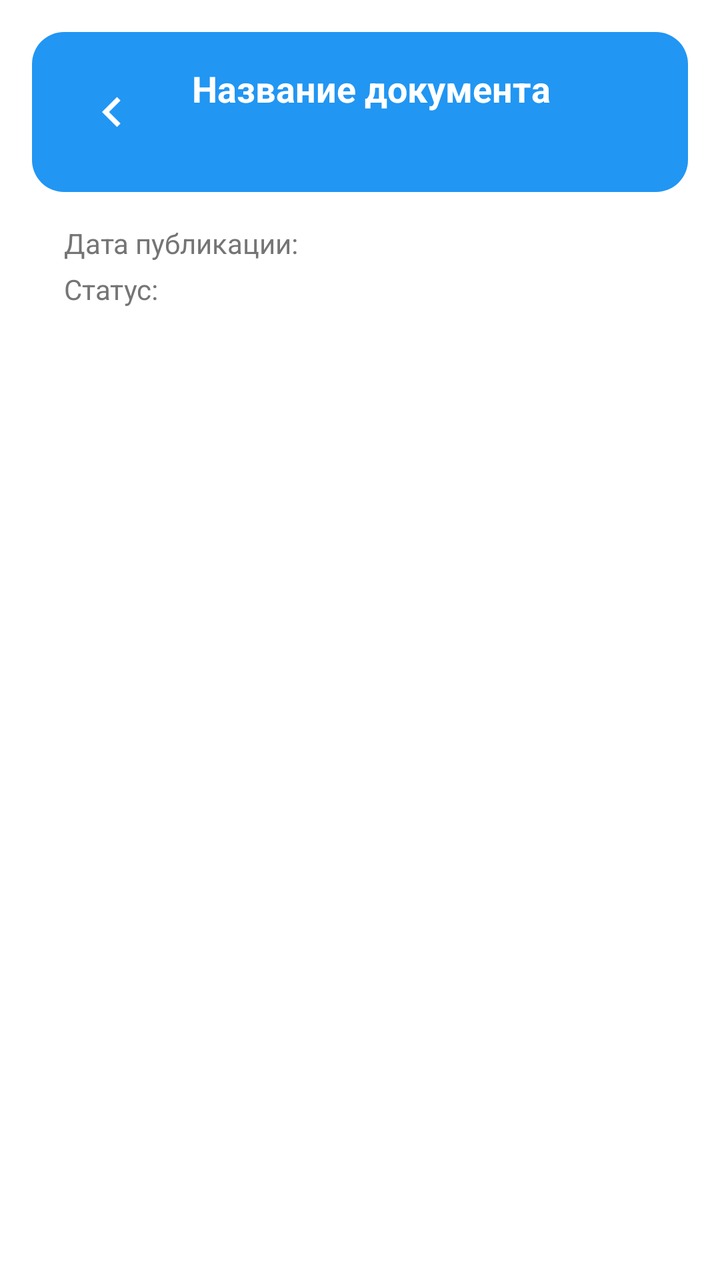
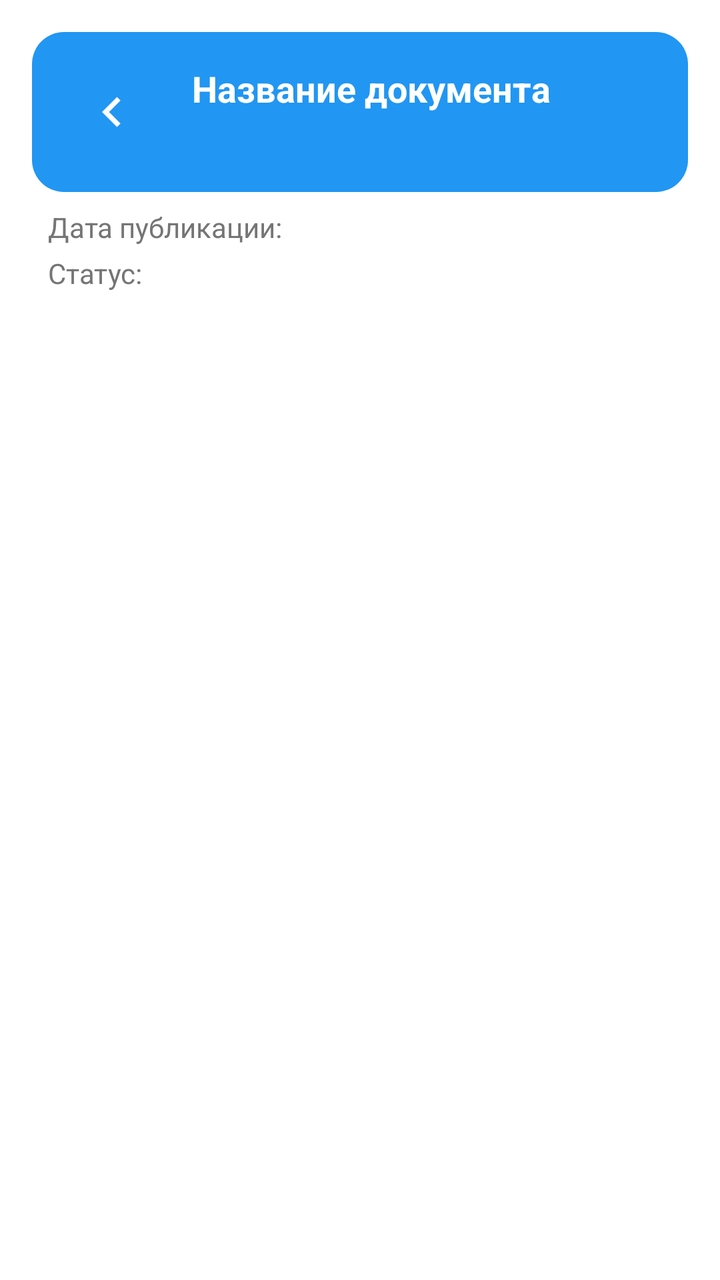

An Android layout rendered at two revisions. The XML below is the earlier revision; the diff shows what the commit changed to produce the second picture.
<!-- AndroidManifest.xml: application theme Theme.FileViewer.NoStatusBar -->
<!-- res/layout/activity_document.xml -->
<?xml version="1.0" encoding="utf-8"?>
<LinearLayout xmlns:android="http://schemas.android.com/apk/res/android"
    xmlns:app="http://schemas.android.com/apk/res-auto"
    android:layout_width="match_parent"
    android:layout_height="match_parent"
    android:orientation="vertical"
    android:background="@color/white"
    android:padding="16dp">

    <LinearLayout
        android:layout_width="match_parent"
        android:layout_height="wrap_content"
        android:orientation="horizontal"
        android:padding="16dp"
        android:background="@drawable/document_background">

        <ImageButton
            android:id="@+id/backButton"
            android:layout_width="48dp"
            android:layout_height="48dp"
            android:src="@drawable/ic_arrow"
            android:background="?android:attr/selectableItemBackgroundBorderless"
            android:contentDescription="Назад"
            android:padding="12dp"
            app:tint="@color/white"
            android:rotation="180"/>

        <TextView
            android:id="@+id/tvDocumentTitle"
            android:layout_width="0dp"
            android:layout_height="wrap_content"
            android:layout_weight="1"
            android:text="Название документа"
            android:textSize="18sp"
            android:textStyle="bold"
            android:textColor="@color/white"
            android:gravity="center_vertical"
            android:paddingStart="16dp"
            android:paddingEnd="16dp" />

    </LinearLayout>

    <LinearLayout
        android:layout_width="match_parent"
        android:layout_height="wrap_content"
        android:orientation="vertical"
        android:padding="16dp">

        <TextView
            android:id="@+id/tvDocumentDate"
            android:layout_width="match_parent"
            android:layout_height="wrap_content"
            android:text="Дата публикации: "
            android:textSize="14sp"
            android:textColor="@color/gray_dark"
            android:layout_marginBottom="4dp" />

        <TextView
            android:id="@+id/tvDocumentStatus"
            android:layout_width="match_parent"
            android:layout_height="wrap_content"
            android:text="Статус: "
            android:textSize="14sp"
            android:textColor="@color/gray_dark" />

    </LinearLayout>

    <androidx.recyclerview.widget.RecyclerView
        android:id="@+id/recyclerViewSections"
        android:layout_width="match_parent"
        android:layout_height="0dp"
        android:layout_weight="1"
        android:padding="8dp" />

    <TextView
        android:id="@+id/tvEmptySections"
        android:layout_width="match_parent"
        android:layout_height="wrap_content"
        android:text="Содержание документа отсутствует"
        android:textSize="16sp"
        android:textColor="@color/gray_dark"
        android:gravity="center"
        android:padding="32dp"
        android:visibility="gone" />
</LinearLayout>
<!-- resources referenced by this layout -->
<resources>
  <color name="gray_dark">#FF757575</color>
  <color name="white">#FFFFFFFF</color>
  <!-- drawable document_background (drawable) -->
  <?xml version="1.0" encoding="utf-8"?>
  <shape xmlns:android="http://schemas.android.com/apk/res/android">
      <corners android:radius="16dp"/>
      <solid android:color="@color/primary"/>
  </shape>
  <!-- drawable ic_arrow (drawable) -->
  <vector xmlns:android="http://schemas.android.com/apk/res/android"
      android:width="30dp"
      android:height="30dp"
      android:viewportWidth="24"
      android:viewportHeight="24"
      android:tint="#20232B38">
      <path
          android:fillColor="@android:color/white"
          android:pathData="M10,6L8.59,7.41 13.17,12l-4.58,4.59L10,18l6,-6z"/>
  </vector>
  <style name="Theme.FileViewer.NoStatusBar" parent="Theme.MaterialComponents.DayNight.NoActionBar">
          <item name="android:windowFullscreen">true</item>
          <item name="android:windowDrawsSystemBarBackgrounds">false</item>
          <item name="android:windowTranslucentStatus">true</item>
      </style>
  <color name="primary">#FF2196F3</color>
</resources>

<!-- the commit's change to res/layout/activity_document.xml (unified diff, before → after) -->
@@ -44,7 +44,7 @@
         android:layout_width="match_parent"
         android:layout_height="wrap_content"
         android:orientation="vertical"
-        android:padding="16dp">
+        android:padding="8dp">
 
         <TextView
             android:id="@+id/tvDocumentDate"
